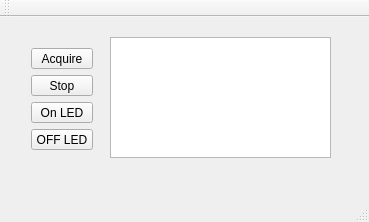
Old version of the form mainwindow.ui in the repository wawy1967/wawyQtFilePLot.
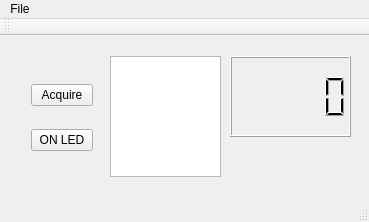
New version of the form.

Diff of the .ui file:
```diff
--- a/mainwindow.ui
+++ b/mainwindow.ui
@@ -19,12 +19,12 @@
      <rect>
       <x>110</x>
       <y>20</y>
-      <width>221</width>
+      <width>111</width>
       <height>121</height>
      </rect>
     </property>
    </widget>
-   <widget class="QWidget" name="">
+   <widget class="QWidget" name="layoutWidget">
     <property name="geometry">
      <rect>
       <x>20</x>
@@ -35,43 +35,31 @@
     </property>
     <layout class="QVBoxLayout" name="verticalLayout_3">
      <item>
-      <layout class="QVBoxLayout" name="verticalLayout">
-       <item>
-        <widget class="QPushButton" name="pushButtonAcquire">
-         <property name="text">
-          <string>Acquire</string>
-         </property>
-        </widget>
-       </item>
-       <item>
-        <widget class="QPushButton" name="pushButtonStop">
-         <property name="text">
-          <string>Stop</string>
-         </property>
-        </widget>
-       </item>
-      </layout>
+      <widget class="QPushButton" name="pushButtonAcquire">
+       <property name="text">
+        <string>Acquire</string>
+       </property>
+      </widget>
      </item>
      <item>
-      <layout class="QVBoxLayout" name="verticalLayout_2">
-       <item>
-        <widget class="QPushButton" name="pushButtonONN">
-         <property name="text">
-          <string>On LED</string>
-         </property>
-        </widget>
-       </item>
-       <item>
-        <widget class="QPushButton" name="pushButtonOFF">
-         <property name="text">
-          <string>OFF LED</string>
-         </property>
-        </widget>
-       </item>
-      </layout>
+      <widget class="QPushButton" name="pushButton">
+       <property name="text">
+        <string>ON LED</string>
+       </property>
+      </widget>
      </item>
     </layout>
    </widget>
+   <widget class="QLCDNumber" name="lcdNumber">
+    <property name="geometry">
+     <rect>
+      <x>230</x>
+      <y>20</y>
+      <width>121</width>
+      <height>81</height>
+     </rect>
+    </property>
+   </widget>
   </widget>
   <widget class="QMenuBar" name="menuBar">
    <property name="geometry">
@@ -79,9 +67,20 @@
      <x>0</x>
      <y>0</y>
      <width>369</width>
-     <height>22</height>
+     <height>21</height>
     </rect>
    </property>
+   <widget class="QMenu" name="menuFile">
+    <property name="title">
+     <string>File</string>
+    </property>
+    <addaction name="actionNew"/>
+    <addaction name="actionOpen"/>
+    <addaction name="actionSave"/>
+    <addaction name="actionSave_As"/>
+    <addaction name="actionQuit"/>
+   </widget>
+   <addaction name="menuFile"/>
   </widget>
   <widget class="QToolBar" name="mainToolBar">
    <attribute name="toolBarArea">
```
Left out of the diff: 37 changed lines with no effect on the pictures.
